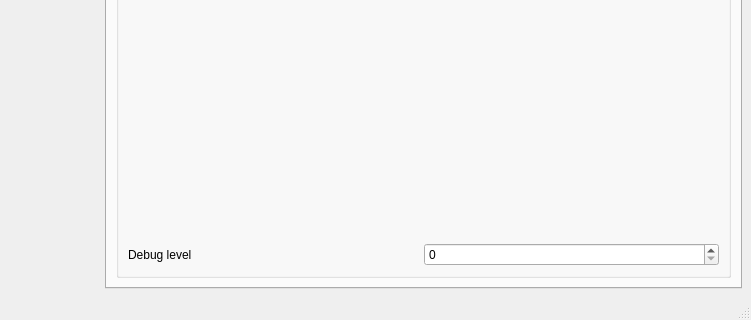
This is StageRunner/gui/stagerunnermainwin.ui in Pit1966/StageRunner as Qt 5 draws it before an edit; both pictures show x 137 to 888 and y 392 to 712 of the 888 by 712 pixel window. The edited form follows.
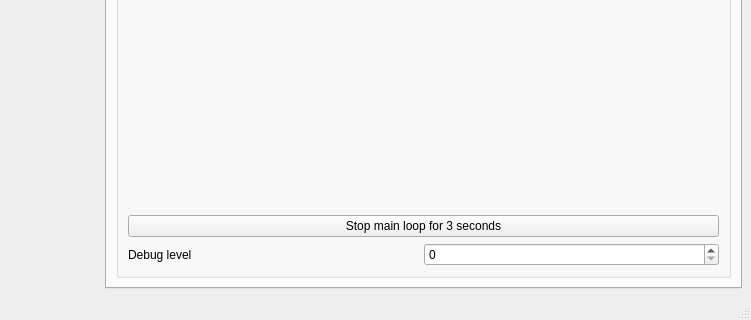
This is the edited form. Icons and pictures are not drawn. Custom widgets are drawn as their Qt base class.

Commit message: New: ControlLoop LightScene TimerLoop Thread AudioBuffer Size für AudioSlots kann jetzt eingestellt werden

Patch:
```diff
--- a/StageRunner/gui/stagerunnermainwin.ui
+++ b/StageRunner/gui/stagerunnermainwin.ui
@@ -148,7 +148,7 @@
               </property>
              </spacer>
             </item>
-            <item row="3" column="0">
+            <item row="4" column="0">
              <layout class="QHBoxLayout" name="horizontalLayout_2">
               <property name="topMargin">
                <number>0</number>
@@ -165,6 +165,13 @@
               </item>
              </layout>
             </item>
+            <item row="3" column="0">
+             <widget class="QPushButton" name="stopMainLoopButton">
+              <property name="text">
+               <string>Stop main loop for 3 seconds</string>
+              </property>
+             </widget>
+            </item>
            </layout>
           </widget>
          </item>
@@ -181,7 +188,7 @@
      <x>0</x>
      <y>0</y>
      <width>888</width>
-     <height>21</height>
+     <height>20</height>
     </rect>
    </property>
    <widget class="QMenu" name="menuFile">
```
The commit also changes 26 other files.
